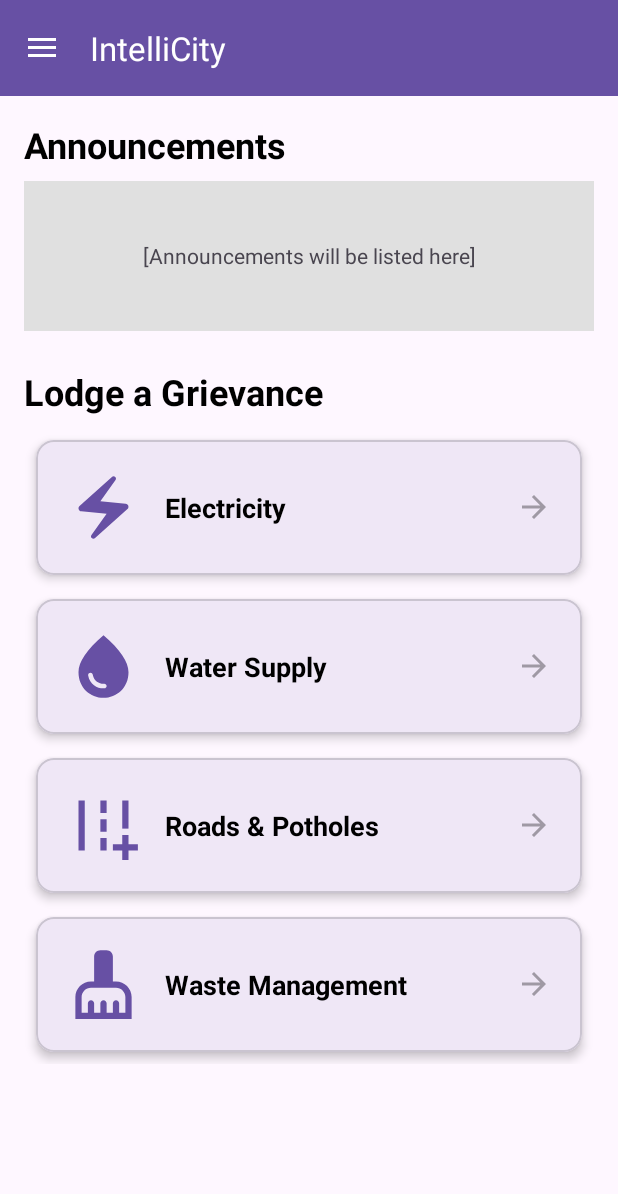
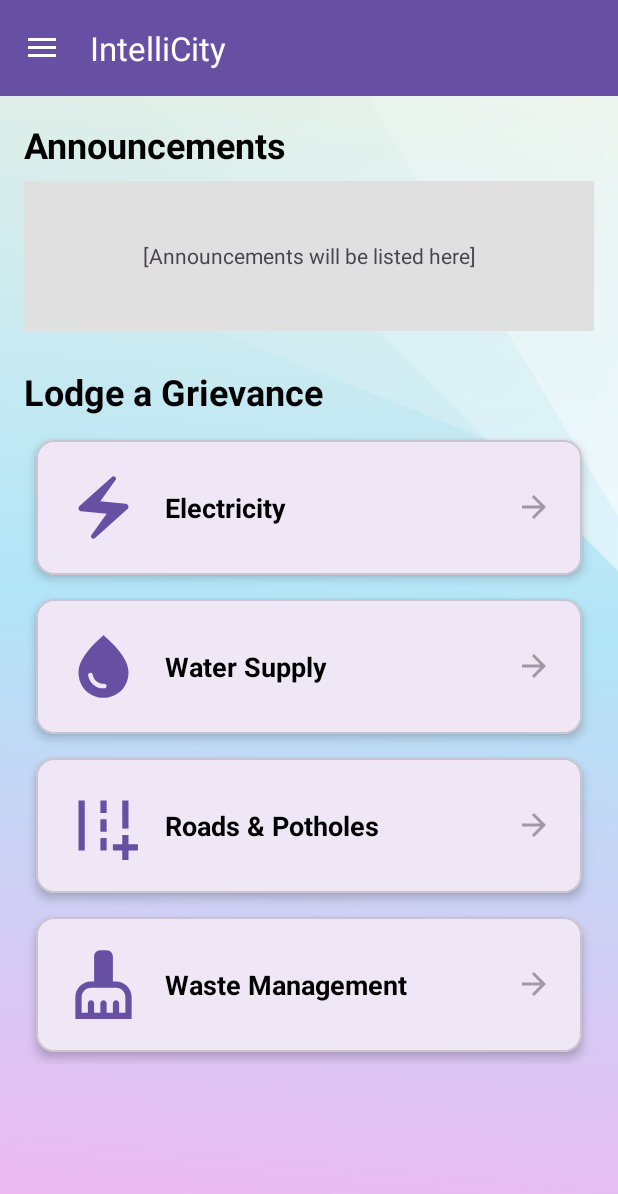
Before and after one commit to AbhikGoswami/IntelliCity-Urban_Managment_Platform, an Android app: the MainActivity screen opened directly, with no data from a screen before it, on a phone screen of 412 x 824 dp. Shown: the top 1194 px of the screen. Run offline under Robolectric (Android 15) with nearby library versions, the light colour scheme and no system bars; our stand-ins replace Firebase (no records; nobody signed in at launch, a user with empty details on screens opened directly).

Commit message:
2nd commit

```diff
--- a/app/src/main/java/com/abhik/urbanmanagementplatform/adapters/GrievanceAdapter.kt
+++ b/app/src/main/java/com/abhik/urbanmanagementplatform/adapters/GrievanceAdapter.kt
@@ -35,7 +35,6 @@ class GrievanceAdapter(private val grievanceList: List<Grievance>) :
         holder.titleTextView.text = grievance.title
         holder.departmentTextView.text = "Department: ${grievance.department}"
 
-        // Format the timestamp to a readable date
         val sdf = SimpleDateFormat("MMM dd, yyyy", Locale.getDefault())
         holder.dateTextView.text = "Submitted on: ${sdf.format(grievance.timestamp.toDate())}"
 
--- a/app/src/main/res/layout/activity_main.xml
+++ b/app/src/main/res/layout/activity_main.xml
@@ -8,11 +8,12 @@
     tools:context=".activities.MainActivity"
     tools:openDrawer="start">
 
-    <!-- This is the main content view that includes the Toolbar and the area for fragments -->
+
     <LinearLayout
         android:layout_width="match_parent"
         android:layout_height="match_parent"
-        android:orientation="vertical">
+        android:orientation="vertical"
+        android:background="@drawable/backgroundimg">
 
         <androidx.appcompat.widget.Toolbar
             android:id="@+id/toolbar"
@@ -23,7 +24,7 @@
             android:theme="@style/ThemeOverlay.AppCompat.Dark.ActionBar"
             app:popupTheme="@style/ThemeOverlay.AppCompat.Light" />
 
-        <!-- This FrameLayout is the container where all your fragments (Home, Profile, etc.) will be displayed -->
+
         <FrameLayout
             android:id="@+id/fragment_container"
             android:layout_width="match_parent"
@@ -31,7 +32,6 @@
 
     </LinearLayout>
 
-    <!-- This is the navigation drawer view that slides in from the side -->
     <com.google.android.material.navigation.NavigationView
         android:id="@+id/nav_view"
         android:layout_width="wrap_content"
--- a/app/src/main/res/layout/loginfragmentlayout.xml
+++ b/app/src/main/res/layout/loginfragmentlayout.xml
@@ -3,7 +3,7 @@
     android:layout_width="match_parent"
     android:layout_height="match_parent"
     android:padding="16dp"
-    android:background="#F0F4F8">
+    android:background="@drawable/backgroundimg">
 
     <LinearLayout
         android:layout_width="match_parent"
--- a/app/src/main/res/layout/registerfragmentlayout.xml
+++ b/app/src/main/res/layout/registerfragmentlayout.xml
@@ -3,7 +3,7 @@
     android:layout_width="match_parent"
     android:layout_height="match_parent"
     android:padding="16dp"
-    android:background="#F0F4F8">
+    android:background="@drawable/backgroundimg">
 
     <LinearLayout
         android:layout_width="match_parent"
```
Also changed, not shown: app/src/main/java/com/abhik/urbanmanagementplatform/activities/MainActivity.kt (+7 -8 lines), app/src/main/res/drawable/backgroundimg.jpg (added).
